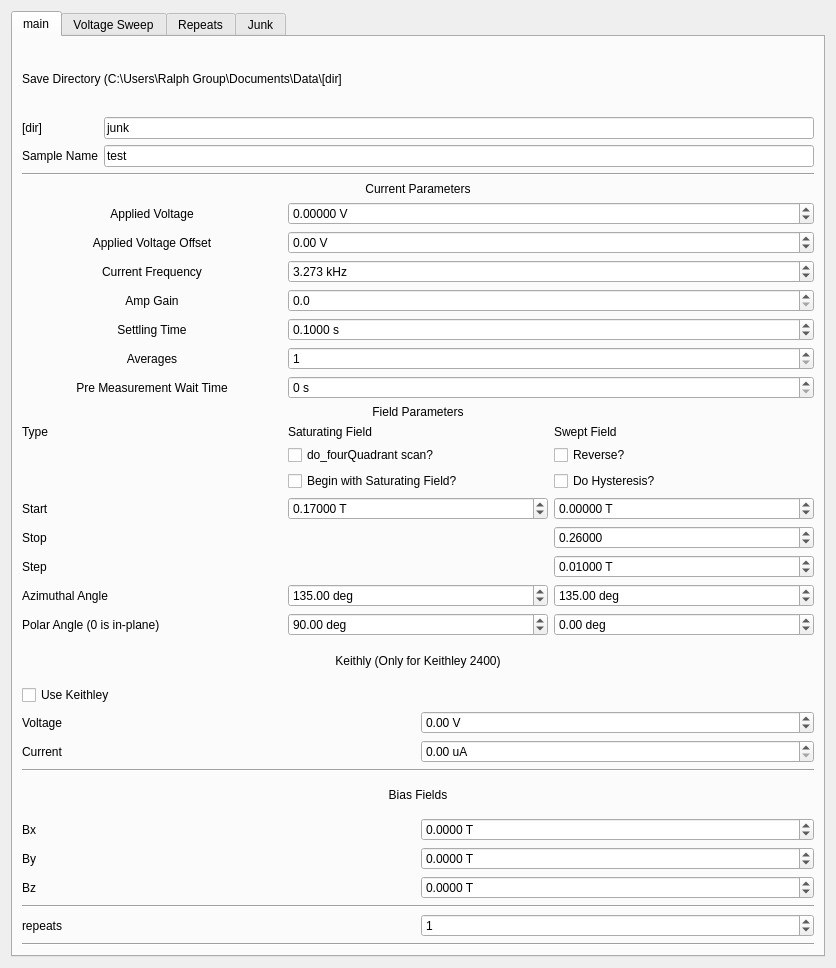
First picture: the form in sagnac_control/custom_inputs/sagnac_gui_Heterodyne.ui, repository OrionSmedley/SagnacOperatingSys, before the edit.
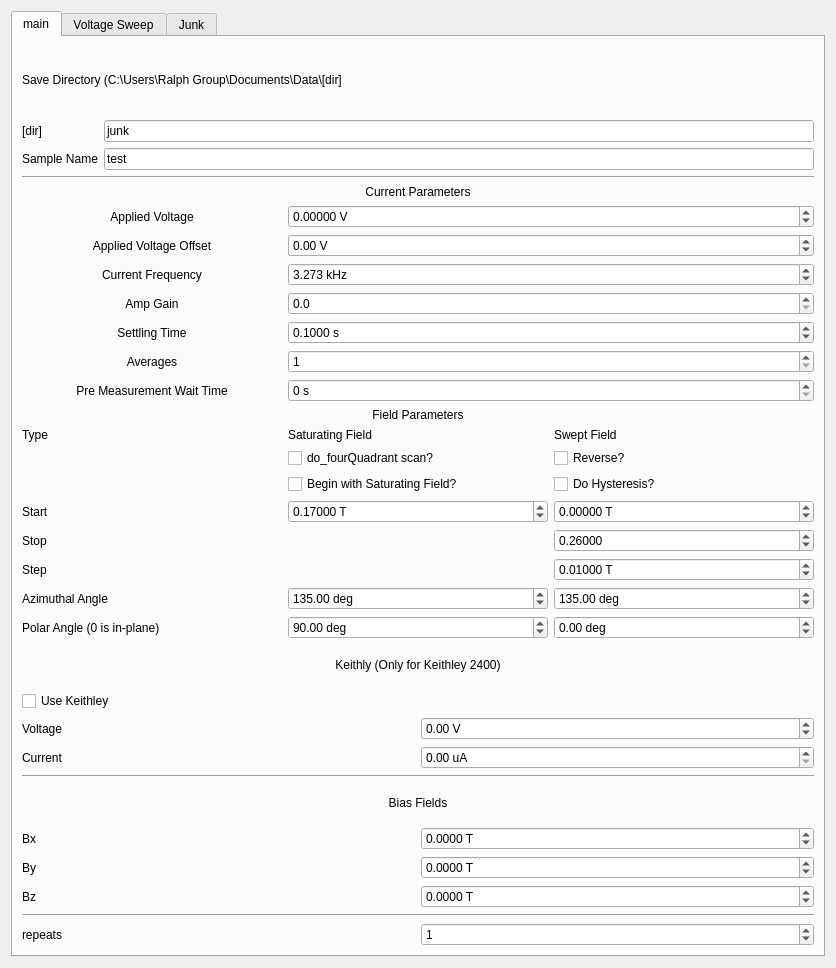
Second picture: the form after the edit.

```diff
--- a/sagnac_control/custom_inputs/sagnac_gui_Heterodyne.ui
+++ b/sagnac_control/custom_inputs/sagnac_gui_Heterodyne.ui
@@ -692,13 +692,6 @@
          </item>
         </layout>
        </item>
-       <item>
-        <widget class="Line" name="line">
-         <property name="orientation">
-          <enum>Qt::Horizontal</enum>
-         </property>
-        </widget>
-       </item>
       </layout>
      </widget>
      <widget class="QWidget" name="tab_2">
@@ -794,11 +787,6 @@
        </layout>
       </widget>
      </widget>
-     <widget class="QWidget" name="tab_3">
-      <attribute name="title">
-       <string>Repeats</string>
-      </attribute>
-     </widget>
      <widget class="QWidget" name="widget">
       <attribute name="title">
        <string>Junk</string>
```
